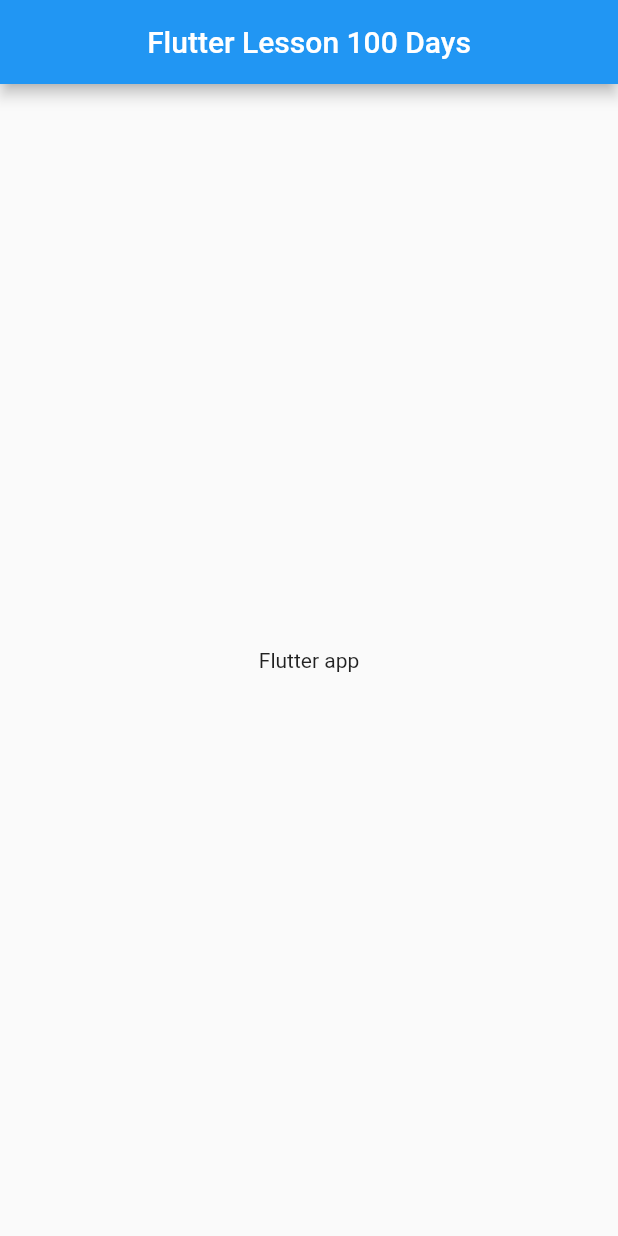
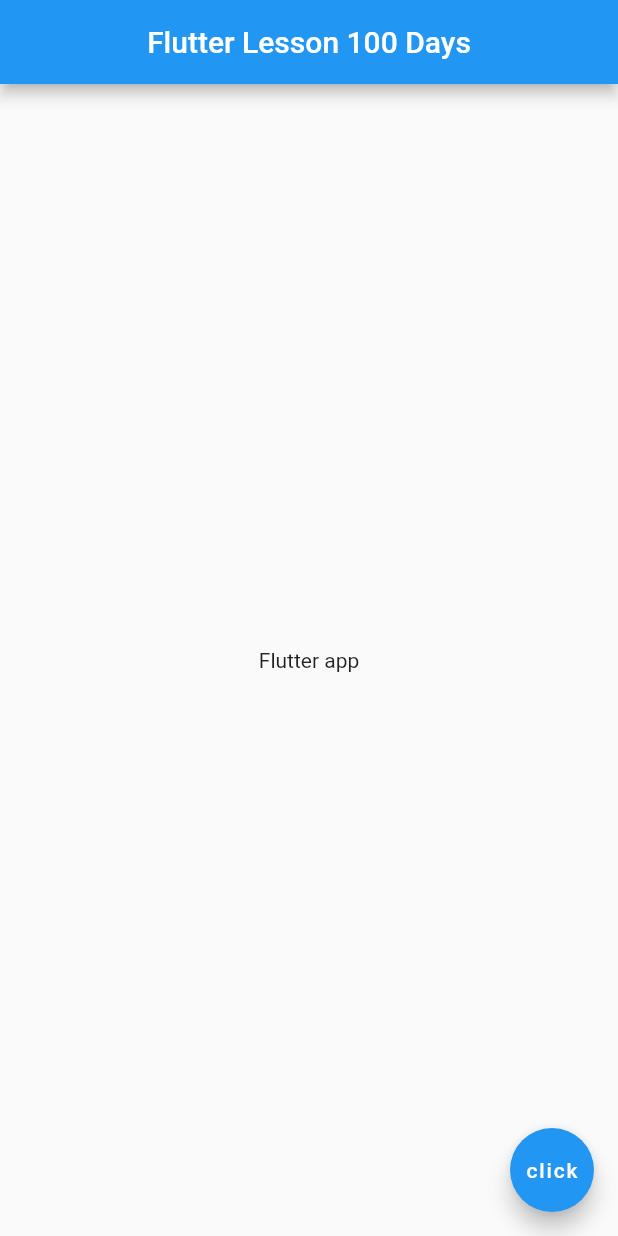
Before and after one commit to aeprodigy/second_flutter_app, a Flutter app: the screen it shows after launch, on a phone screen of 412 x 824 dp. Run offline on Flutter 3.47's test engine with Material 2 defaults, Android fonts, the phone set to English and light mode, and no system bars.

Commit message:
floating action Button

```diff
--- a/lib/main.dart
+++ b/lib/main.dart
@@ -6,6 +6,11 @@ void main()=> runApp(MaterialApp(
       title: Text('Flutter Lesson 100 Days'),
       centerTitle: true,
     ),
-    body: Center(child: Text('Flutter app')),
+    body: Center(child: Text('Flutter app')
+    ),
+    floatingActionButton: FloatingActionButton(
+      child: Text('click'),
+    ),
+    ),
   ),
 ));
```
